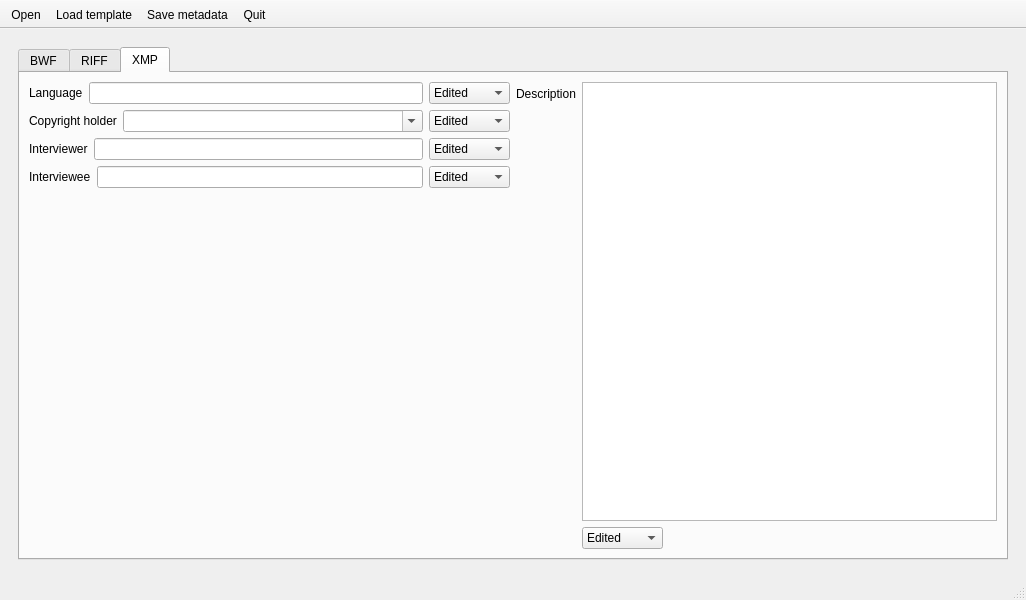
Before: the Qt Designer form autoBWF/tabbed.ui in Ukrainian-History/autoBWF, drawn with Qt 5.
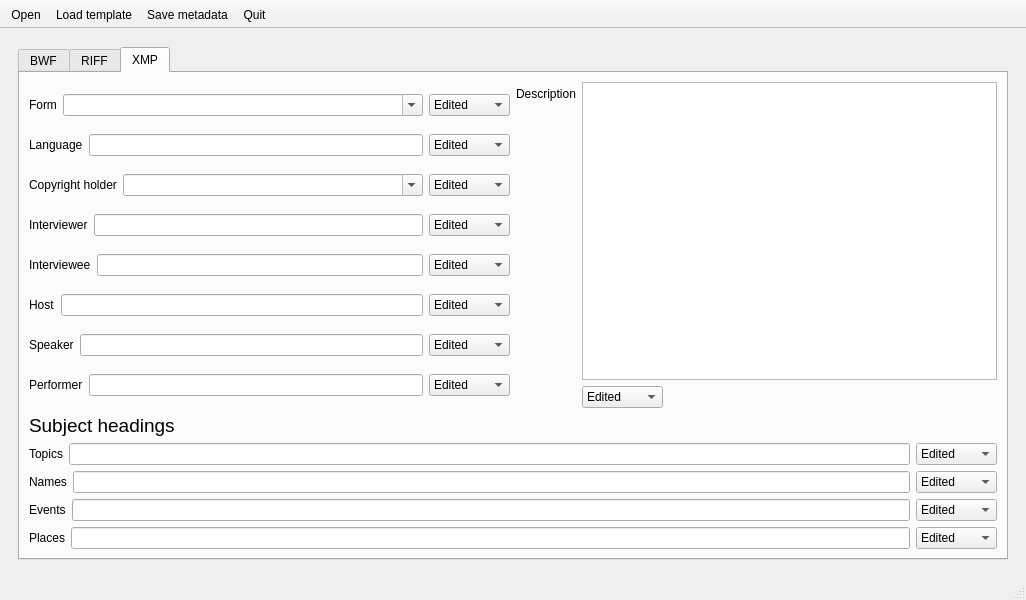
After: the same form once the commit is applied. The open tabs and pages were chosen to show the change.

Commit message: Add additional MD fields to XMP tab

Patch:
```diff
--- a/autoBWF/tabbed.ui
+++ b/autoBWF/tabbed.ui
@@ -824,9 +824,54 @@
            </attribute>
            <layout class="QGridLayout" name="gridLayout_7">
             <item row="0" column="0">
-             <layout class="QHBoxLayout" name="horizontalLayout_15">
+             <layout class="QVBoxLayout" name="verticalLayout_12">
+              <item>
+               <layout class="QHBoxLayout" name="horizontalLayout_26">
               <item>
                <layout class="QVBoxLayout" name="verticalLayout_2">
+                  <item>
+                   <layout class="QHBoxLayout" name="horizontalLayout_25">
+                    <item>
+                     <widget class="QLabel" name="sourceLabel_3">
+                      <property name="text">
+                       <string>Form</string>
+                      </property>
+                     </widget>
+                    </item>
+                    <item>
+                     <widget class="QComboBox" name="formSelect">
+                      <property name="sizePolicy">
+                       <sizepolicy hsizetype="Expanding" vsizetype="Fixed">
+                        <horstretch>0</horstretch>
+                        <verstretch>0</verstretch>
+                       </sizepolicy>
+                      </property>
+                      <property name="editable">
+                       <bool>true</bool>
+                      </property>
+                     </widget>
+                    </item>
+                    <item>
+                     <widget class="QComboBox" name="formSwitcher">
+                      <item>
+                       <property name="text">
+                        <string>Edited</string>
+                       </property>
+                      </item>
+                      <item>
+                       <property name="text">
+                        <string>Original</string>
+                       </property>
+                      </item>
+                      <item>
+                       <property name="text">
+                        <string>Template</string>
+                       </property>
+                      </item>
+                     </widget>
+                    </item>
+                   </layout>
+                  </item>
                 <item>
                  <layout class="QHBoxLayout" name="horizontalLayout_8">
                   <item>
@@ -970,17 +1015,103 @@
                  </layout>
                 </item>
                 <item>
-                 <spacer name="verticalSpacer_3">
-                  <property name="orientation">
-                   <enum>Qt::Vertical</enum>
-                  </property>
-                  <property name="sizeHint" stdset="0">
-                   <size>
-                    <width>20</width>
-                    <height>40</height>
-                   </size>
-                  </property>
-                 </spacer>
+                   <layout class="QHBoxLayout" name="horizontalLayout_15">
+                    <item>
+                     <widget class="QLabel" name="creationDateLabel_6">
+                      <property name="text">
+                       <string>Host</string>
+                      </property>
+                     </widget>
+                    </item>
+                    <item>
+                     <widget class="QLineEdit" name="hostLine"/>
+                    </item>
+                    <item>
+                     <widget class="QComboBox" name="hostSwitcher">
+                      <item>
+                       <property name="text">
+                        <string>Edited</string>
+                       </property>
+                      </item>
+                      <item>
+                       <property name="text">
+                        <string>Original</string>
+                       </property>
+                      </item>
+                      <item>
+                       <property name="text">
+                        <string>Template</string>
+                       </property>
+                      </item>
+                     </widget>
+                    </item>
+                   </layout>
+                  </item>
+                  <item>
+                   <layout class="QHBoxLayout" name="horizontalLayout_23">
+                    <item>
+                     <widget class="QLabel" name="creationDateLabel_7">
+                      <property name="text">
+                       <string>Speaker</string>
+                      </property>
+                     </widget>
+                    </item>
+                    <item>
+                     <widget class="QLineEdit" name="speakerLine"/>
+                    </item>
+                    <item>
+                     <widget class="QComboBox" name="speakerSwitcher">
+                      <item>
+                       <property name="text">
+                        <string>Edited</string>
+                       </property>
+                      </item>
+                      <item>
+                       <property name="text">
+                        <string>Original</string>
+                       </property>
+                      </item>
+                      <item>
+                       <property name="text">
+                        <string>Template</string>
+                       </property>
+                      </item>
+                     </widget>
+                    </item>
+                   </layout>
+                  </item>
+                  <item>
+                   <layout class="QHBoxLayout" name="horizontalLayout_24">
+                    <item>
+                     <widget class="QLabel" name="creationDateLabel_8">
+                      <property name="text">
+                       <string>Performer</string>
+                      </property>
+                     </widget>
+                    </item>
+                    <item>
+                     <widget class="QLineEdit" name="performerLine"/>
+                    </item>
+                    <item>
+                     <widget class="QComboBox" name="performerSwitcher">
+                      <item>
+                       <property name="text">
+                        <string>Edited</string>
+                       </property>
+                      </item>
+                      <item>
+                       <property name="text">
+                        <string>Original</string>
+                       </property>
+                      </item>
+                      <item>
+                       <property name="text">
+                        <string>Template</string>
+                       </property>
+                      </item>
+                     </widget>
+                    </item>
+                   </layout>
                 </item>
                </layout>
               </item>
@@ -995,6 +1126,9 @@
                 </item>
                 <item row="0" column="1">
                  <layout class="QVBoxLayout" name="verticalLayout_4">
+                    <property name="sizeConstraint">
+                     <enum>QLayout::SetMaximumSize</enum>
+                    </property>
                   <item>
                    <widget class="QPlainTextEdit" name="XMPdescriptionText"/>
                   </item>
@@ -1033,6 +1167,156 @@
                      </spacer>
                     </item>
                    </layout>
+                    </item>
+                   </layout>
+                  </item>
+                 </layout>
+                </item>
+               </layout>
+              </item>
+              <item>
+               <layout class="QVBoxLayout" name="verticalLayout_11">
+                <item>
+                 <widget class="QLabel" name="label">
+                  <property name="font">
+                   <font>
+                    <pointsize>14</pointsize>
+                   </font>
+                  </property>
+                  <property name="text">
+                   <string>Subject headings</string>
+                  </property>
+                 </widget>
+                </item>
+                <item>
+                 <layout class="QHBoxLayout" name="horizontalLayout_27">
+                  <item>
+                   <widget class="QLabel" name="creationDateLabel_3">
+                    <property name="text">
+                     <string>Topics</string>
+                    </property>
+                   </widget>
+                  </item>
+                  <item>
+                   <widget class="QLineEdit" name="topicLine"/>
+                  </item>
+                  <item>
+                   <widget class="QComboBox" name="topicSwitcher">
+                    <item>
+                     <property name="text">
+                      <string>Edited</string>
+                     </property>
+                    </item>
+                    <item>
+                     <property name="text">
+                      <string>Original</string>
+                     </property>
+                    </item>
+                    <item>
+                     <property name="text">
+                      <string>Template</string>
+                     </property>
+                    </item>
+                   </widget>
+                  </item>
+                 </layout>
+                </item>
+                <item>
+                 <layout class="QHBoxLayout" name="horizontalLayout_29">
+                  <item>
+                   <widget class="QLabel" name="creationDateLabel_10">
+                    <property name="text">
+                     <string>Names</string>
+                    </property>
+                   </widget>
+                  </item>
+                  <item>
+                   <widget class="QLineEdit" name="namesLine"/>
+                  </item>
+                  <item>
+                   <widget class="QComboBox" name="namesSwitcher">
+                    <item>
+                     <property name="text">
+                      <string>Edited</string>
+                     </property>
+                    </item>
+                    <item>
+                     <property name="text">
+                      <string>Original</string>
+                     </property>
+                    </item>
+                    <item>
+                     <property name="text">
+                      <string>Template</string>
+                     </property>
+                    </item>
+                   </widget>
+                  </item>
+                 </layout>
+                </item>
+                <item>
+                 <layout class="QHBoxLayout" name="horizontalLayout_30">
+                  <item>
+                   <widget class="QLabel" name="creationDateLabel_11">
+                    <property name="text">
+                     <string>Events</string>
+                    </property>
+                   </widget>
+                  </item>
+                  <item>
+                   <widget class="QLineEdit" name="eventsLine"/>
+                  </item>
+                  <item>
+                   <widget class="QComboBox" name="eventsSwitcher">
+                    <item>
+                     <property name="text">
+                      <string>Edited</string>
+                     </property>
+                    </item>
+                    <item>
+                     <property name="text">
+                      <string>Original</string>
+                     </property>
+                    </item>
+                    <item>
+                     <property name="text">
+                      <string>Template</string>
+                     </property>
+                    </item>
+                   </widget>
+                  </item>
+                 </layout>
+                </item>
+                <item>
+                 <layout class="QHBoxLayout" name="horizontalLayout_31">
+                  <item>
+                   <widget class="QLabel" name="creationDateLabel_12">
+                    <property name="text">
+                     <string>Places</string>
+                    </property>
+                   </widget>
+                  </item>
+                  <item>
+                   <widget class="QLineEdit" name="placesLine"/>
+                  </item>
+                  <item>
+                   <widget class="QComboBox" name="placesSwitcher">
+                    <item>
+                     <property name="text">
+                      <string>Edited</string>
+                     </property>
+                    </item>
+                    <item>
+                     <property name="text">
+                      <string>Original</string>
+                     </property>
+                    </item>
+                    <item>
+                     <property name="text">
+                      <string>Template</string>
+                     </property>
+                    </item>
+                   </widget>
                   </item>
                  </layout>
                 </item>
```
Left out of the diff: 2 changed lines with no effect on the pictures. Lines whose indentation alone changed are shown as unchanged. The commit also changes 1 other file.
